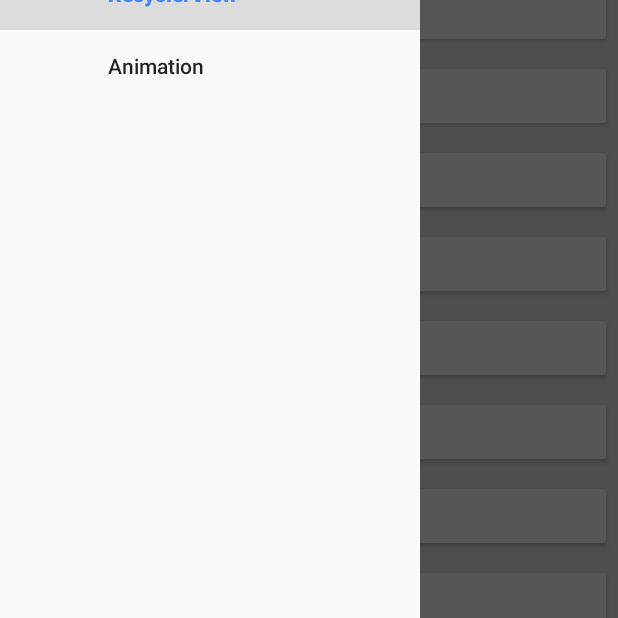
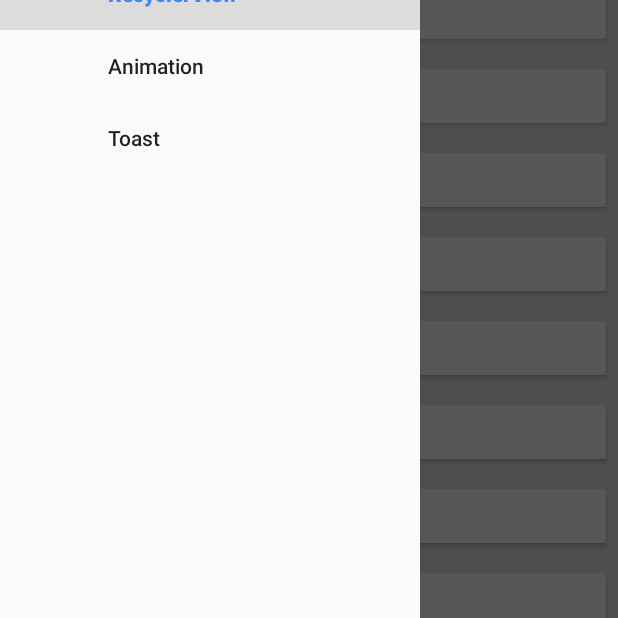
Before and after one commit to MobileTribe/pandroid, an Android app: the screen it shows after launch (MainActivity), after a tap on "RecyclerView", on a phone screen of 412 x 824 dp, the part 618-1236 px from its top. Run offline under Robolectric (Android 15) with nearby library versions, the phone set to English and light mode, and no system bars; our stand-ins replace ButterKnife, Dagger/Hilt's generated code; libraries missing offline, so code that uses them is left out: com.github.johnpersano.supertoasts; 2 statements that could not run were skipped; 3 other taps on this screen came first.

Commit message:
feat (ToastManager) : add SnackBar implementation

```diff
--- a/pandroid-demo/src/main/java/com/leroymerlin/pandroid/demo/DemoComponent.java
+++ b/pandroid-demo/src/main/java/com/leroymerlin/pandroid/demo/DemoComponent.java
@@ -10,6 +10,7 @@ import com.leroymerlin.pandroid.demo.main.list.ListViewFragment;
 import com.leroymerlin.pandroid.demo.main.list.RecyclerViewFragment;
 import com.leroymerlin.pandroid.demo.main.rest.RestFragment;
 import com.leroymerlin.pandroid.demo.main.scanner.ScannerFragment;
+import com.leroymerlin.pandroid.demo.main.toast.ToastFragment;
 import com.leroymerlin.pandroid.ui.picture.PictureManager;
 import com.leroymerlin.pandroid.ui.toast.ToastManager;
 
@@ -50,4 +51,6 @@ public interface DemoComponent extends BaseComponent {
 
     void inject(RestFragment restFragment);
 
+    void inject(ToastFragment restFragment);
+
 }
--- a/pandroid-demo/src/main/java/com/leroymerlin/pandroid/demo/DemoModule.java
+++ b/pandroid-demo/src/main/java/com/leroymerlin/pandroid/demo/DemoModule.java
@@ -15,7 +15,7 @@ import com.leroymerlin.pandroid.net.PandroidCallAdapterFactory;
 import com.leroymerlin.pandroid.ui.picture.PictureManager;
 import com.leroymerlin.pandroid.ui.picture.impl.GlidePictureManagerImpl;
 import com.leroymerlin.pandroid.ui.toast.ToastManager;
-import com.leroymerlin.pandroid.ui.toast.impl.SuperToastManagerImpl;
+import com.leroymerlin.pandroid.ui.toast.impl.SnackbarManager;
 
 import javax.inject.Singleton;
 
@@ -76,8 +76,9 @@ public class DemoModule {
 
     //tag::provideToastManager[]
     @Provides
-    ToastManager provideToastManager(SuperToastManagerImpl superToastManager) {
-        return superToastManager;
+    @Singleton
+    ToastManager provideToastManager() {
+        return new SnackbarManager();
     }
     //end::provideToastManager[]
 
--- a/pandroid-demo/src/main/java/com/leroymerlin/pandroid/demo/main/MainActivity.java
+++ b/pandroid-demo/src/main/java/com/leroymerlin/pandroid/demo/main/MainActivity.java
@@ -15,6 +15,7 @@ import com.leroymerlin.pandroid.demo.main.list.RecyclerViewFragment;
 import com.leroymerlin.pandroid.demo.main.list.SimpleRecyclerViewFragment;
 import com.leroymerlin.pandroid.demo.main.rest.RestFragment;
 import com.leroymerlin.pandroid.demo.main.scanner.ScannerFragment;
+import com.leroymerlin.pandroid.demo.main.toast.ToastFragment;
 import com.leroymerlin.pandroid.event.EventBusManager;
 import com.leroymerlin.pandroid.event.FragmentEventReceiver;
 import com.pandroid.annotations.EventReceiver;
@@ -95,6 +96,7 @@ public class MainActivity extends PandroidDrawerActivity {
                 .addFragment(RecyclerViewFragment.class)
                 .addFragment(SimpleRecyclerViewFragment.class)
                 .addFragment(AnimationFragment.class)
+                .addFragment(ToastFragment.class)
         );
         //tag::FragmentWithOpener[]
         receivers.add(new FragmentEventReceiver()
--- a/pandroid-demo/src/main/java/com/leroymerlin/pandroid/demo/main/NavigationLeftFragment.java
+++ b/pandroid-demo/src/main/java/com/leroymerlin/pandroid/demo/main/NavigationLeftFragment.java
@@ -18,6 +18,7 @@ import com.leroymerlin.pandroid.demo.main.list.RecyclerViewFragment;
 import com.leroymerlin.pandroid.demo.main.list.SimpleRecyclerViewFragment;
 import com.leroymerlin.pandroid.demo.main.rest.RestFragment;
 import com.leroymerlin.pandroid.demo.main.scanner.ScannerFragment;
+import com.leroymerlin.pandroid.demo.main.toast.ToastFragment;
 
 import butterknife.BindView;
 
@@ -72,9 +73,13 @@ public class NavigationLeftFragment extends PandroidFragment {
                         sendEvent(new ListOpener(RecyclerViewFragment.class, 50));
                         handle = true;
                         break;
+                    case R.id.navigation_toast:
+                        startFragment(ToastFragment.class);
+                        handle = true;
+                        break;
                 }
                 if (handle) {
-                    eventBusManager.send(handle, MainActivity.DRAWER_EVENT);
+                    eventBusManager.send(true, MainActivity.DRAWER_EVENT);
                 }
                 return handle;
             }
--- a/pandroid-demo/src/main/res/menu/navigation_menu.xml
+++ b/pandroid-demo/src/main/res/menu/navigation_menu.xml
@@ -37,5 +37,10 @@
             android:checked="false"
             android:title="@string/navigation_animation" />
 
+        <item
+            android:id="@+id/navigation_toast"
+            android:checked="false"
+            android:title="@string/navigation_toast" />
+
     </group>
 </menu>
--- a/pandroid-demo/src/main/res/values/strings.xml
+++ b/pandroid-demo/src/main/res/values/strings.xml
@@ -34,6 +34,11 @@
     <string name="list_header_show">Afficher le header</string>
     <string name="list_header_hide">Afficher à 0.5</string>
     <string name="navigation_simplelist">SimpleAdapter</string>
+    <string name="toast_normal">Normal</string>
+    <string name="toast_icon">With icon</string>
+    <string name="toast_loader">With Loader</string>
+    <string name="toast_action">With action</string>
+    <string name="navigation_toast">Toast</string>
 
 
 </resources>
--- a/pandroid-library/src/main/java/com/leroymerlin/pandroid/ui/toast/ToastManager.java
+++ b/pandroid-library/src/main/java/com/leroymerlin/pandroid/ui/toast/ToastManager.java
@@ -14,49 +14,49 @@ import java.util.Collection;
  */
 public interface ToastManager {
 
-    public final static int LONG_DURATION = 6000;
-    public final static int NORMAL_DURATION = 3000;
-    public final static int SHORT_DURATION = 2000;
+    final static int LONG_DURATION = 6000;
+    final static int NORMAL_DURATION = 3000;
+    final static int SHORT_DURATION = 2000;
 
-    public void onSaveInstanceState(Bundle outState);
+    void onSaveInstanceState(Bundle outState);
 
-    public void onRestoreState(Bundle outState, Activity activity, Collection<ToastListener> listenerWrappers);
+    void onRestoreState(Bundle outState, Activity activity, Collection<ToastListener> listenerWrappers);
 
-    public ToastNotifier makeToast(Activity activity, String text, ToastListener listener);
+    ToastNotifier makeToast(Activity activity, String text, ToastListener listener);
 
-    public ToastNotifier makeToast(Activity activity, String text, ToastListener listener, int style);
+    ToastNotifier makeToast(Activity activity, String text, ToastListener listener, int style);
 
-    public ToastNotifier makeToast(Activity activity, String text, ToastListener listener, int style, int duration);
+    ToastNotifier makeToast(Activity activity, String text, ToastListener listener, int style, int duration);
 
-    public ToastNotifier makeImageToast(Activity activity, String text, int drawableResource, ToastListener listener);
+    ToastNotifier makeImageToast(Activity activity, String text, int drawableResource, ToastListener listener);
 
-    public ToastNotifier makeImageToast(Activity activity, String text, int drawableResource, ToastListener listener, int style);
+    ToastNotifier makeImageToast(Activity activity, String text, int drawableResource, ToastListener listener, int style);
 
-    public ToastNotifier makeImageToast(Activity activity, String text, int drawableResource, ToastListener listener, int style, int duration);
+    ToastNotifier makeImageToast(Activity activity, String text, int drawableResource, ToastListener listener, int style, int duration);
 
-    public ToastNotifier makeActionToast(Activity activity, String text, String buttonText, int icon, ToastListener listener);
+    ToastNotifier makeActionToast(Activity activity, String text, String buttonText, int icon, ToastListener listener);
 
-    public ToastNotifier makeActionToast(Activity activity, String text, String buttonText, int icon, ToastListener listener, int style);
+    ToastNotifier makeActionToast(Activity activity, String text, String buttonText, int icon, ToastListener listener, int style);
 
-    public ToastNotifier makeActionToast(Activity activity, String text, String buttonText, int icon, ToastListener listener, int style, int duration);
+    ToastNotifier makeActionToast(Activity activity, String text, String buttonText, int icon, ToastListener listener, int style, int duration);
 
-    public ToastNotifier makeLoaderToast(Activity activity, String text, boolean undefinedLoad, ToastListener listener);
+    ToastNotifier makeLoaderToast(Activity activity, String text, boolean undefinedLoad, ToastListener listener);
 
-    public ToastNotifier makeLoaderToast(Activity activity, String text, boolean undefinedLoad, ToastListener listener, int style);
+    ToastNotifier makeLoaderToast(Activity activity, String text, boolean undefinedLoad, ToastListener listener, int style);
 
-    public ToastNotifier makeLoaderToast(Activity activity, String text, boolean undefinedLoad, ToastListener listener, int style, int duration);
+    ToastNotifier makeLoaderToast(Activity activity, String text, boolean undefinedLoad, ToastListener listener, int style, int duration);
 
-    public ToastBuilder builder();
+    ToastBuilder builder();
 
-    public void stopAllToast();
+    void stopAllToast();
 
-    public interface ToastNotifier {
-        public void setProgress(int progress);
+    interface ToastNotifier {
+        void setProgress(int progress);
 
-        public void dismiss();
+        void dismiss();
     }
 
-    public abstract class ToastListener {
+    abstract class ToastListener {
 
         private String tag;
 
@@ -68,7 +68,7 @@ public interface ToastManager {
             this("ToastListener");
         }
 
-        public ToastListener(String tag) {
+        ToastListener(String tag) {
             this.tag = tag;
         }
 
--- a/pandroid-library/src/main/res/values/attrs.xml
+++ b/pandroid-library/src/main/res/values/attrs.xml
@@ -29,4 +29,6 @@
         <attr name="revealLayout" format="reference" />
     </declare-styleable>
 
+
+
 </resources>
--- /dev/null
+++ b/pandroid-library/src/main/res/values/ids.xml
@@ -0,0 +1,5 @@
+<?xml version="1.0" encoding="utf-8"?>
+<resources>
+    <item name="snakebar_loader" type="id" />
+
+</resources>
--- a/pandroid-library/src/main/res/values/styles.xml
+++ b/pandroid-library/src/main/res/values/styles.xml
@@ -4,16 +4,19 @@
     <!--tag::Toast[]-->
     <declare-styleable name="ToastAppearance">
         <attr name="toastTextColor" format="color" />
+        <attr name="toastButtonTextColor" format="color" />
         <attr name="toastBackground" format="color" />
     </declare-styleable>
 
     <style name="Toast">
         <item name="toastTextColor">@color/white</item>
+        <item name="toastButtonTextColor">@color/white</item>
         <item name="toastBackground">@color/pandroid_green</item>
     </style>
 
     <style name="Toast.Error">
         <item name="toastBackground">@color/pandroid_red</item>
+
     </style>
 
     <style name="Toast.Warm">
```
Also changed, not shown: pandroid-demo/src/main/java/com/leroymerlin/pandroid/demo/main/toast/ToastFragment.java (added, +90 -0 lines), pandroid-demo/src/main/res/layout/fragment_toast.xml (added, +30 -0 lines), pandroid-library/src/main/java/com/leroymerlin/pandroid/ui/toast/impl/SnackbarManager.java (added, +212 -0 lines).
